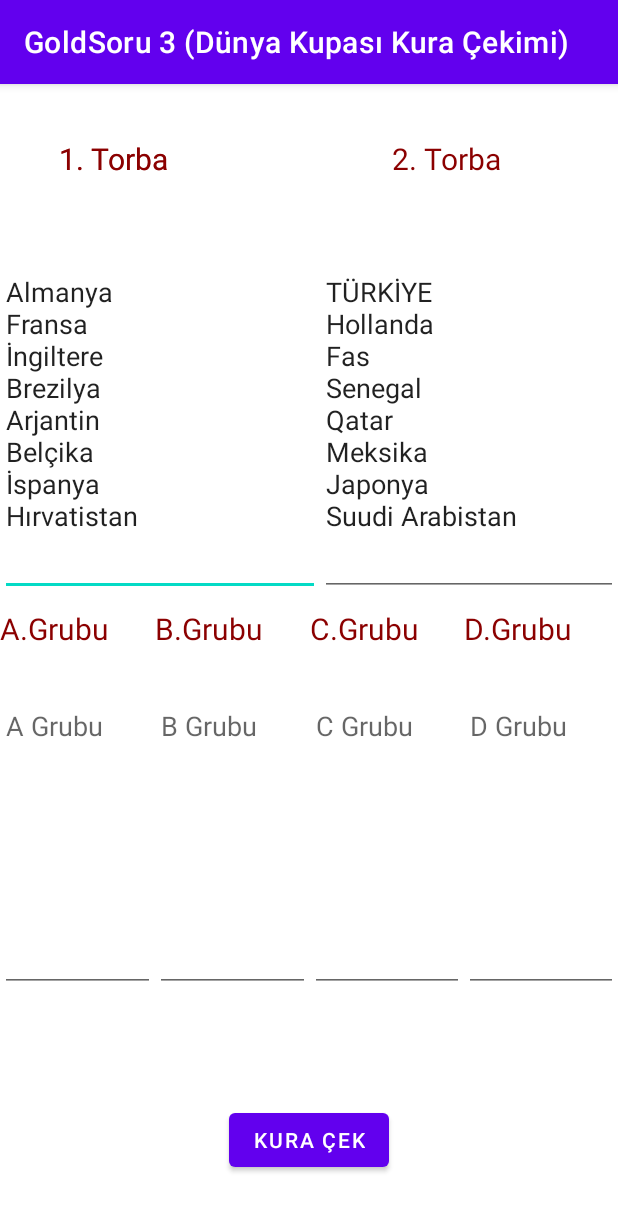
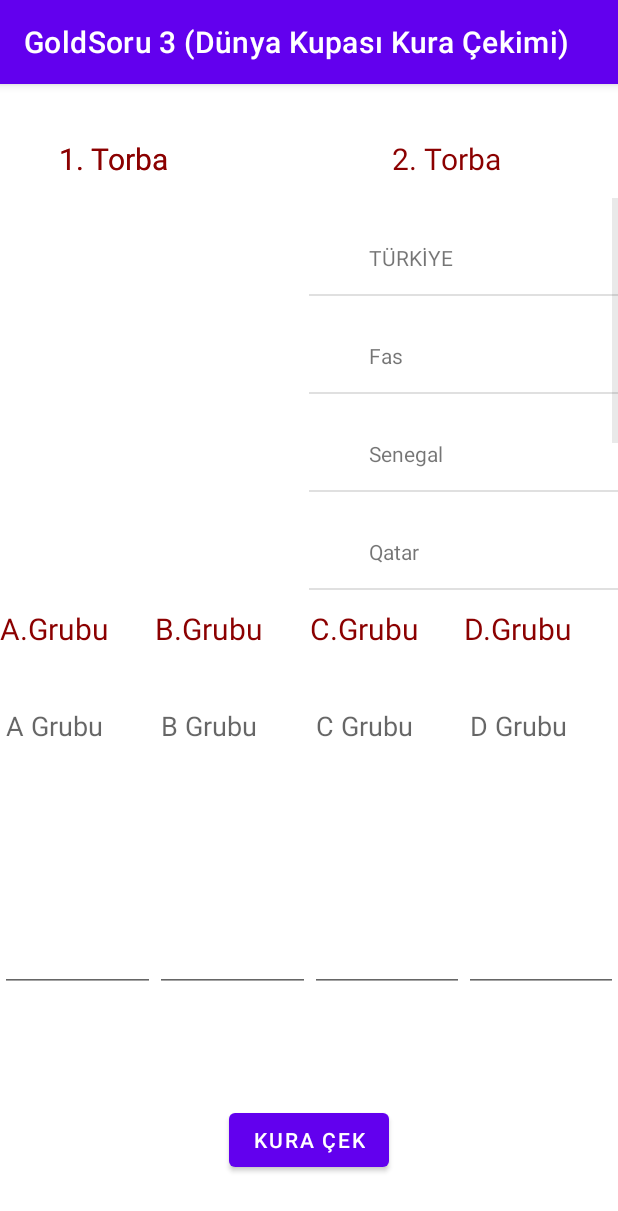
Before and after one commit to serkanaydin84/MobilOrnekler, an Android app: the U4_GoldSoru3 screen opened directly, with no data from a screen before it, after a tap on "KURA ÇEK", on a phone screen of 412 x 824 dp. Shown: the top 1211 px of the screen. Run offline under Robolectric (Android 15) with nearby library versions, the phone set to English and light mode, and no system bars.

Commit message:
no message

```diff
--- a/app/src/main/java/com/example/mobiluygulamalardersornekleri/U4_GoldSoru3.java
+++ b/app/src/main/java/com/example/mobiluygulamalardersornekleri/U4_GoldSoru3.java
@@ -3,52 +3,55 @@ package com.example.mobiluygulamalardersornekleri;
 import android.annotation.SuppressLint;
 import android.os.Bundle;
 import android.view.View;
+import android.widget.ArrayAdapter;
 import android.widget.EditText;
+import android.widget.ListView;
 
 import androidx.annotation.Nullable;
 import androidx.appcompat.app.AppCompatActivity;
+import androidx.recyclerview.widget.RecyclerView;
 
+import java.util.ArrayList;
 import java.util.Random;
 
 public class U4_GoldSoru3 extends AppCompatActivity {
 
-    EditText txtTorba1, txtTorba2, txtGrupA, txtGrupB, txtGrupC, txtGrupD;
+    ListView listTorba1, listTorba2;
+    EditText txtGrupA, txtGrupB, txtGrupC, txtGrupD;
+
+    private String[] arrayTorba1 = {"Almanya", "Fransa", "İngiltere", "Brezilya", "Arjantin", "Belçika", "İspanya", "Hırvatistan"};
+    private String[] arrayTorba2 = {"TÜRKİYE", "Fas", "Senegal", "Qatar", "Meksika", "Japonya", "Suudi Arabistan"};
+
     @SuppressLint("MissingInflatedId")
     @Override
     protected void onCreate(@Nullable Bundle savedInstanceState) {
         super.onCreate(savedInstanceState);
         setContentView(R.layout.u2_goldsoru3);
 
-        txtTorba1 = findViewById(R.id.txtTorba1);
-        txtTorba2 = findViewById(R.id.txtTorba2);
+        listTorba1 = findViewById(R.id.listTorba2);
+        listTorba2 = findViewById(R.id.listTorba2);
         txtGrupA = findViewById(R.id.txtGrupA);
         txtGrupB = findViewById(R.id.txtGrupB);
         txtGrupC = findViewById(R.id.txtGrupC);
         txtGrupD = findViewById(R.id.txtGrupD);
 
-        txtTorba1.setText("Almanya");
-        txtTorba1.setText(txtTorba1.getText() + "\n" + "Fransa");
-        txtTorba1.setText(txtTorba1.getText() + "\n" + "İngiltere");
-        txtTorba1.setText(txtTorba1.getText() + "\n" + "Brezilya");
-        txtTorba1.setText(txtTorba1.getText() + "\n" + "Arjantin");
-        txtTorba1.setText(txtTorba1.getText() + "\n" + "Belçika");
-        txtTorba1.setText(txtTorba1.getText() + "\n" + "İspanya");
-        txtTorba1.setText(txtTorba1.getText() + "\n" + "Hırvatistan");
+        ArrayAdapter<String> arrayAdapter1 = new ArrayAdapter<String>(this, android.R.layout.simple_expandable_list_item_1, android.R.id.text1, arrayTorba1);
+        ArrayAdapter<String> arrayAdapter2 = new ArrayAdapter<String>(this, android.R.layout.simple_expandable_list_item_2, android.R.id.text2, arrayTorba2);
 
-        txtTorba2.setText("TÜRKİYE");
-        txtTorba2.setText(txtTorba2.getText() + "\n" + "Hollanda");
-        txtTorba2.setText(txtTorba2.getText() + "\n" + "Fas");
-        txtTorba2.setText(txtTorba2.getText() + "\n" + "Senegal");
-        txtTorba2.setText(txtTorba2.getText() + "\n" + "Qatar");
-        txtTorba2.setText(txtTorba2.getText() + "\n" + "Meksika");
-        txtTorba2.setText(txtTorba2.getText() + "\n" + "Japonya");
-        txtTorba2.setText(txtTorba2.getText() + "\n" + "Suudi Arabistan");
+        listTorba1.setAdapter(arrayAdapter1);
+        listTorba2.setAdapter(arrayAdapter2);
     }
 
     public void btnKura (View view) {
         Random random = new Random();
-        int kura = random.nextInt(16);
-        for (int i = 1; i <= 16; i++) {
+
+        int torba1 = arrayTorba1.length;
+        int torba2 = arrayTorba2.length;
+        System.out.println(torba1 + torba2);
+        int donguSonu = torba1 + torba2;
+
+        for (int i = 1; i <= donguSonu; i++) {
+            int kura = random.nextInt(donguSonu);
             if (i % 4 == 0) {
 
             } else if (i % 4 == 1) {
--- a/app/src/main/res/layout/u2_goldsoru3.xml
+++ b/app/src/main/res/layout/u2_goldsoru3.xml
@@ -16,29 +16,19 @@
         app:layout_constraintStart_toStartOf="parent"
         app:layout_constraintTop_toTopOf="parent">
 
-        <EditText
-            android:id="@+id/txtTorba1"
-            android:layout_width="wrap_content"
-            android:layout_height="225dp"
-            android:layout_marginTop="40dp"
-            android:ems="10"
-            android:gravity="start|top"
-            android:hint="1.Torba Takımları"
-            android:inputType="textMultiLine"
-            android:minHeight="48dp" />
+        <ListView
+            android:id="@+id/listTorba1"
+            android:layout_width="match_parent"
+            android:layout_height="match_parent"
+            android:layout_weight="1" />
 
-        <EditText
-            android:id="@+id/txtTorba2"
-            android:layout_width="wrap_content"
-            android:layout_height="225dp"
-            android:layout_marginTop="40dp"
-            android:layout_marginRight="0dp"
-            android:ems="10"
-            android:gravity="start|top"
-            android:hint="2.Torba Takımları"
-            android:inputType="textMultiLine"
-            android:minHeight="48dp" />
+        <ListView
+            android:id="@+id/listTorba2"
+            android:layout_width="match_parent"
+            android:layout_height="match_parent"
+            android:layout_weight="1" >
 
+        </ListView>
     </LinearLayout>
 
     <LinearLayout
```
